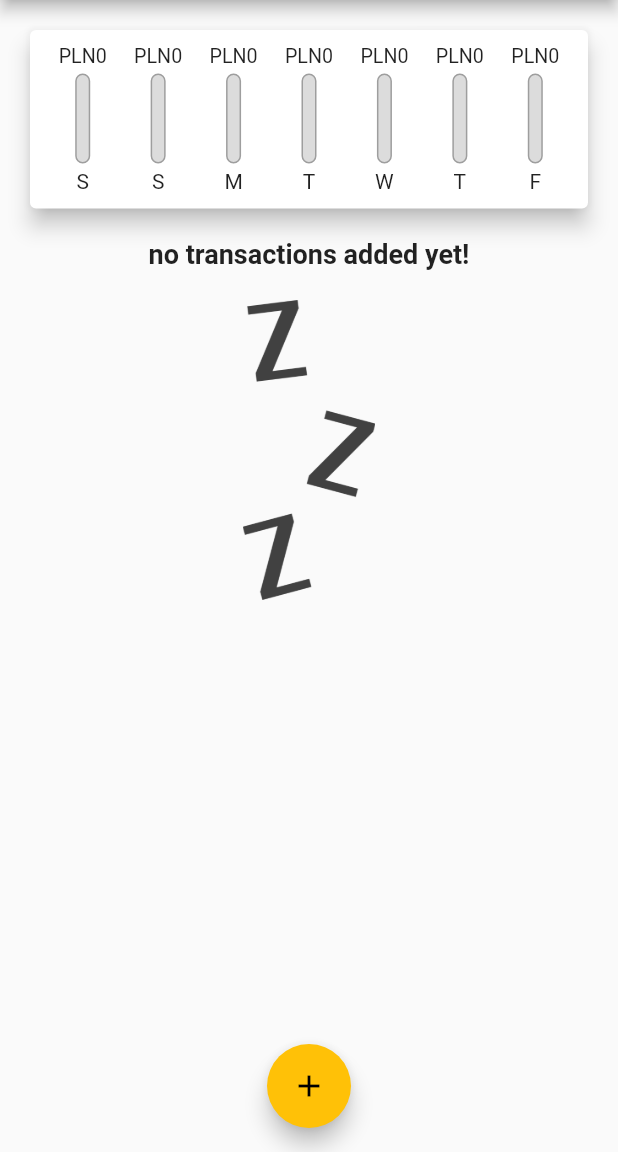
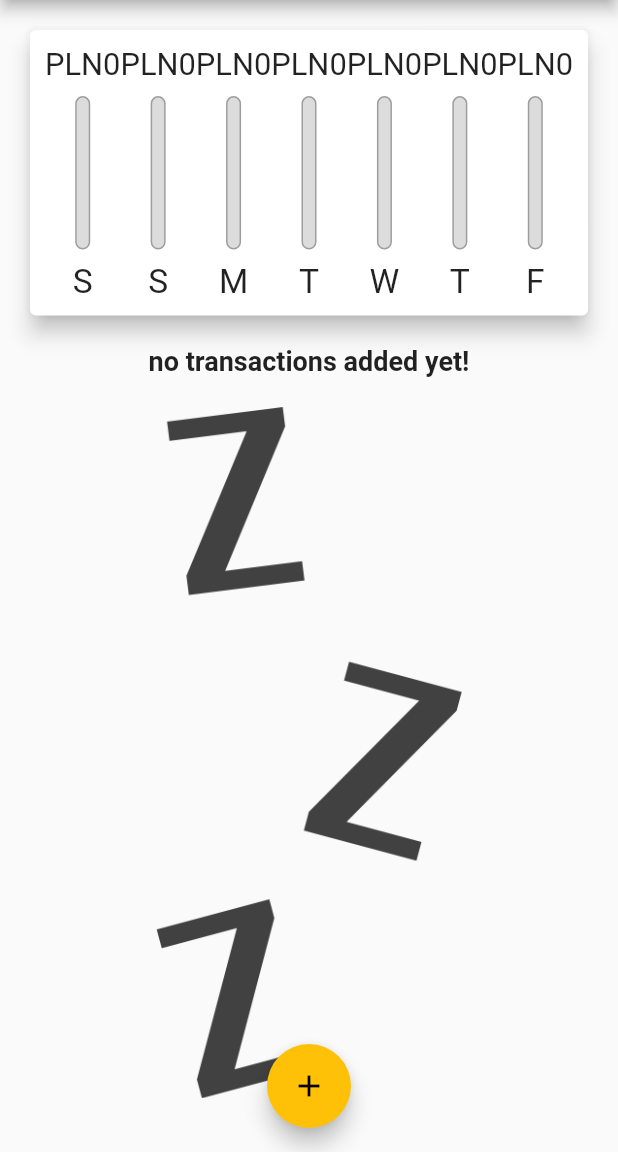
Before and after one commit to katarzynaswieczak/personalexpenses_app, a Flutter app: the screen it shows after launch, on a phone screen of 412 x 824 dp, the part 84-1236 px from its top. Run offline on Flutter 3.47's test engine with Material 2 defaults, Android fonts, the phone set to English and light mode, and no system bars; Roboto replaces fonts that are missing (OpenSams).

Commit message:
add basic responsiveness and add show chart

```diff
--- a/lib/main.dart
+++ b/lib/main.dart
@@ -1,10 +1,21 @@
+import 'dart:convert';
+
 import 'package:flutter/material.dart';
 import '../widgets/chart.dart';
 import './widgets/new_transaction.dart';
 import './widgets/transaction_list.dart';
 import './models/transaction.dart';
+import 'package:flutter/services.dart';
 
-void main() => runApp(MyApp());
+void main() {
+  SystemChrome.setPreferredOrientations(
+    [
+      DeviceOrientation.portraitUp,
+      DeviceOrientation.portraitDown,
+    ],
+  );
+  runApp(MyApp());
+}
 
 class MyApp extends StatelessWidget {
   @override
@@ -55,6 +66,8 @@ class _MyHomePageState extends State<MyHomePage> {
     ), */
   ];
 
+  bool _showChart = false;
+
   List<Transaction> get _recentTransactions {
     return _userTransactions.where((tx) {
       return tx.date.isAfter(
@@ -100,8 +113,9 @@ class _MyHomePageState extends State<MyHomePage> {
 
   @override
   Widget build(BuildContext context) {
-    return Scaffold(
-      appBar: AppBar(
+    final isLandscape =
+        MediaQuery.of(context).orientation == Orientation.landscape;
+    final appBar = AppBar(
       title: Text('Personal expenses'),
       actions: <Widget>[
         IconButton(
@@ -109,13 +123,52 @@ class _MyHomePageState extends State<MyHomePage> {
           icon: Icon(Icons.add),
         )
       ],
-      ),
+    );
+
+    final txListWidget = Container(
+      height: (MediaQuery.of(context).size.height -
+          appBar.preferredSize.height -
+          MediaQuery.of(context).padding.top * 0.7),
+      child: TransactionList(_userTransactions, _deleteTransaction),
+    );
+    return Scaffold(
+      appBar: appBar,
       body: SingleChildScrollView(
         child: Column(
           crossAxisAlignment: CrossAxisAlignment.stretch,
           children: <Widget>[
-            Chart(_recentTransactions),
-            TransactionList(_userTransactions, _deleteTransaction),
+            if (isLandscape)
+              Row(
+                mainAxisAlignment: MainAxisAlignment.center,
+                children: <Widget>[
+                  Text('Show Chart'),
+                  Switch(
+                      value: _showChart,
+                      onChanged: (val) {
+                        setState(() {
+                          _showChart = val;
+                        });
+                      }),
+                ],
+              ),
+            if (!isLandscape)
+              Container(
+                height: (MediaQuery.of(context).size.height -
+                        appBar.preferredSize.height -
+                        MediaQuery.of(context).padding.top) *
+                    0.3,
+                child: Chart(_recentTransactions),
+              ),
+            if (!isLandscape) txListWidget,
+            if (isLandscape)
+              _showChart
+                  ? Container(
+                      height: (MediaQuery.of(context).size.height -
+                              appBar.preferredSize.height -
+                              MediaQuery.of(context).padding.top) *
+                          0.7,
+                      child: Chart(_recentTransactions))
+                  : txListWidget
           ],
         ),
       ),
--- a/lib/widgets/chart_bar.dart
+++ b/lib/widgets/chart_bar.dart
@@ -9,19 +9,20 @@ class ChartBar extends StatelessWidget {
 
   @override
   Widget build(BuildContext context) {
+    return LayoutBuilder(builder: (ctx, constraints) {
       return Column(
         children: <Widget>[
           Container(
-          height: 15,
+            height: constraints.maxHeight * 0.15,
             child: FittedBox(
               child: Text('\PLN${spendingAmount.toStringAsFixed(0)}'),
             ),
           ),
           SizedBox(
-          height: 4,
+            height: constraints.maxHeight * 0.05,
           ),
           Container(
-          height: 60,
+            height: constraints.maxHeight * 0.6,
             width: 10,
             child: Stack(
               children: <Widget>[
@@ -45,10 +46,16 @@ class ChartBar extends StatelessWidget {
             ),
           ),
           SizedBox(
-          height: 4,
+            height: constraints.maxHeight * 0.05,
           ),
-        Text(label),
+          Container(
+            height: constraints.maxHeight * 0.15,
+            child: FittedBox(
+              child: Text(label),
+            ),
+          ),
         ],
       );
+    });
   }
 }
--- a/lib/widgets/transaction_list.dart
+++ b/lib/widgets/transaction_list.dart
@@ -10,10 +10,9 @@ class TransactionList extends StatelessWidget {
 
   @override
   Widget build(BuildContext context) {
-    return Container(
-      height: 450,
-      child: transactions.isEmpty
-          ? Column(children: <Widget>[
+    return transactions.isEmpty
+        ? LayoutBuilder(builder: (ctx, constraints) {
+            return Column(children: <Widget>[
               Text(
                 'no transactions added yet!',
                 style: Theme.of(context).textTheme.headline6,
@@ -22,13 +21,14 @@ class TransactionList extends StatelessWidget {
                 height: 20,
               ),
               Container(
-                height: 200,
+                height: constraints.maxHeight * 0.6,
                 child: Image.asset(
                   'assets/images/waiting.png',
                   fit: BoxFit.cover,
                 ),
               )
-            ])
+            ]);
+          })
         : ListView.builder(
             itemBuilder: (ctx, index) {
               return Card(
@@ -63,7 +63,6 @@ class TransactionList extends StatelessWidget {
               );
             },
             itemCount: transactions.length,
-            ),
           );
   }
 }
```
Lines whose indentation alone changed are shown as unchanged.
